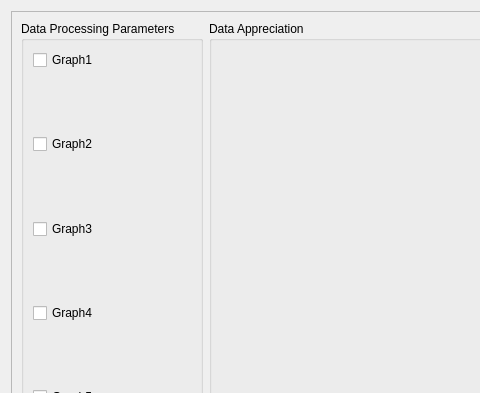
Before: the Qt Designer form gui/views/dataViewUI.ui in AceEagle/ElectricViewCHU, drawn with Qt 5; both pictures show x 0 to 480 and y 0 to 393 of the 1108 by 667 pixel window.
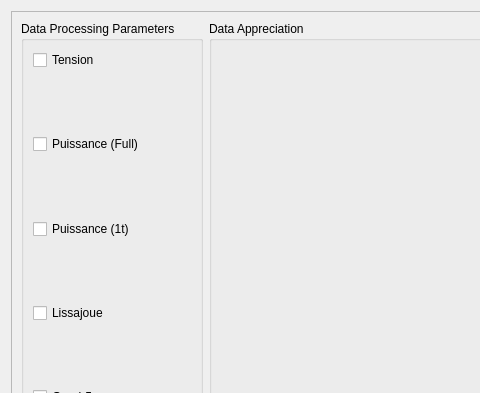
After: the same form once the commit is applied. Custom widgets are drawn as their Qt base class.

The edit to the form file:
```diff
--- a/gui/views/dataViewUI.ui
+++ b/gui/views/dataViewUI.ui
@@ -58,7 +58,7 @@
          <item row="5" column="0">
           <widget class="QCheckBox" name="G3CheckBox">
            <property name="text">
-            <string>Graph3</string>
+            <string>Puissance (1t)</string>
            </property>
           </widget>
          </item>
@@ -78,14 +78,14 @@
          <item row="1" column="0">
           <widget class="QCheckBox" name="G1CheckBox">
            <property name="text">
-            <string>Graph1</string>
+            <string>Tension</string>
            </property>
           </widget>
          </item>
          <item row="3" column="0">
           <widget class="QCheckBox" name="G2CheckBox">
            <property name="text">
-            <string>Graph2</string>
+            <string>Puissance (Full)</string>
            </property>
           </widget>
          </item>
@@ -105,7 +105,7 @@
          <item row="7" column="0">
           <widget class="QCheckBox" name="G4CheckBox">
            <property name="text">
-            <string>Graph4</string>
+            <string>Lissajoue</string>
            </property>
           </widget>
          </item>
```
